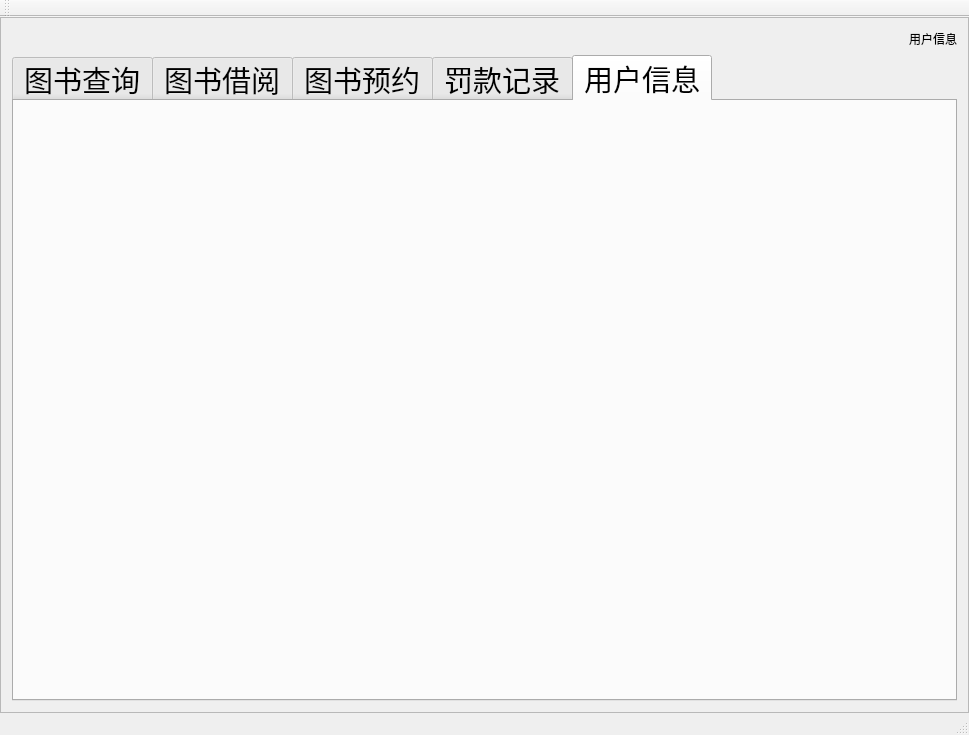
Qt form reader.ui (lixiaojia2017/libclient) before a commit.
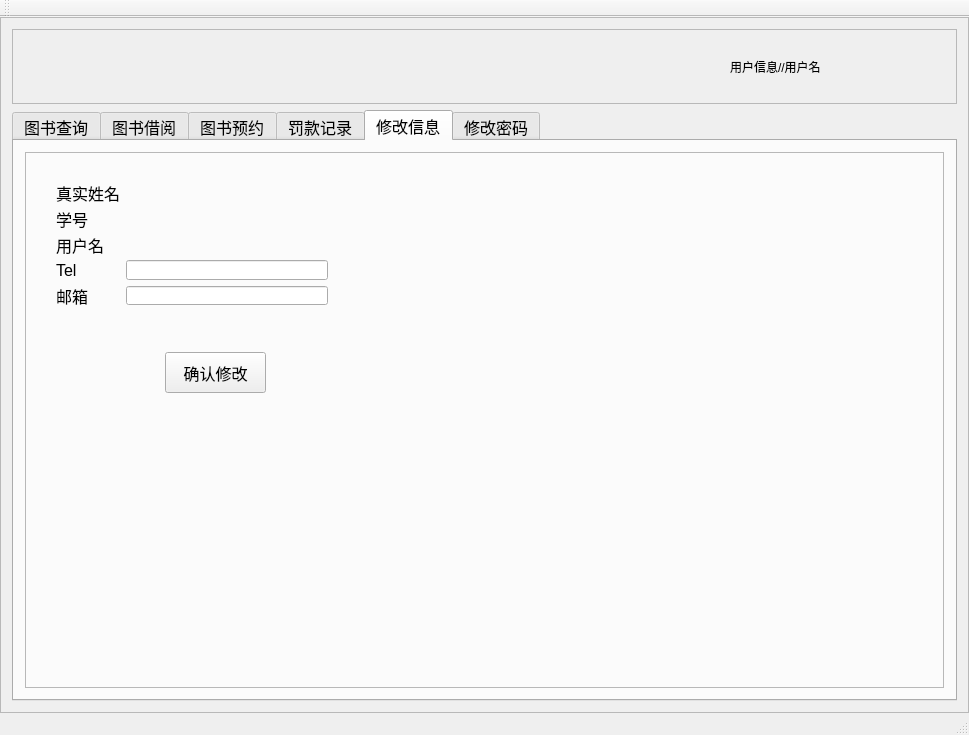
The same form after that commit. The open tabs and pages were chosen to show the change. Icons and pictures are not drawn.

Patch:
```diff
--- a/reader.ui
+++ b/reader.ui
@@ -14,7 +14,7 @@
    <string>Reader</string>
   </property>
   <widget class="QWidget" name="centralWidget">
-   <layout class="QVBoxLayout" name="verticalLayout">
+   <layout class="QGridLayout" name="gridLayout_3">
     <property name="leftMargin">
      <number>0</number>
     </property>
@@ -27,7 +27,7 @@
     <property name="bottomMargin">
      <number>0</number>
     </property>
-    <item>
+    <item row="0" column="0">
      <widget class="QScrollArea" name="scrollArea">
       <property name="autoFillBackground">
        <bool>false</bool>
@@ -44,32 +44,62 @@
          <height>668</height>
         </rect>
        </property>
-       <layout class="QGridLayout" name="gridLayout_3">
+       <layout class="QGridLayout" name="gridLayout_8">
         <item row="0" column="0">
-         <spacer name="horizontalSpacer_2">
-          <property name="orientation">
-           <enum>Qt::Horizontal</enum>
+         <widget class="QFrame" name="frame_3">
+          <property name="minimumSize">
+           <size>
+            <width>0</width>
+            <height>75</height>
+           </size>
           </property>
-          <property name="sizeHint" stdset="0">
+          <property name="maximumSize">
            <size>
-            <width>875</width>
-            <height>20</height>
+            <width>16777215</width>
+            <height>75</height>
            </size>
           </property>
-         </spacer>
-        </item>
-        <item row="0" column="1">
+          <property name="frameShape">
+           <enum>QFrame::StyledPanel</enum>
+          </property>
+          <property name="frameShadow">
+           <enum>QFrame::Raised</enum>
+          </property>
+          <layout class="QHBoxLayout" name="horizontalLayout">
+           <item>
+            <widget class="QLabel" name="label_7">
+             <property name="minimumSize">
+              <size>
+               <width>700</width>
+               <height>0</height>
+              </size>
+             </property>
+             <property name="text">
+              <string/>
+             </property>
+             <property name="pixmap">
+              <pixmap resource="image/image.qrc">:/image/logo.png</pixmap>
+             </property>
+             <property name="scaledContents">
+              <bool>true</bool>
+             </property>
+            </widget>
+           </item>
+           <item>
          <widget class="QLabel" name="label_6">
           <property name="text">
-           <string>用户信息</string>
+              <string>用户信息//用户名</string>
           </property>
          </widget>
         </item>
-        <item row="1" column="0" colspan="2">
+          </layout>
+         </widget>
+        </item>
+        <item row="1" column="0">
          <widget class="QTabWidget" name="tabWidget">
           <property name="font">
            <font>
-            <pointsize>22</pointsize>
+            <pointsize>12</pointsize>
            </font>
           </property>
           <property name="currentIndex">
@@ -359,8 +389,191 @@
           </widget>
           <widget class="QWidget" name="tab_3">
            <attribute name="title">
-            <string>用户信息</string>
+            <string>修改信息</string>
            </attribute>
+           <layout class="QGridLayout" name="gridLayout_12">
+            <item row="0" column="0">
+             <widget class="QFrame" name="frame_5">
+              <property name="frameShape">
+               <enum>QFrame::StyledPanel</enum>
+              </property>
+              <property name="frameShadow">
+               <enum>QFrame::Raised</enum>
+              </property>
+              <widget class="QPushButton" name="pushButton_5">
+               <property name="geometry">
+                <rect>
+                 <x>140</x>
+                 <y>200</y>
+                 <width>101</width>
+                 <height>41</height>
+                </rect>
+               </property>
+               <property name="text">
+                <string>确认修改</string>
+               </property>
+              </widget>
+              <widget class="QWidget" name="">
+               <property name="geometry">
+                <rect>
+                 <x>20</x>
+                 <y>20</y>
+                 <width>294</width>
+                 <height>144</height>
+                </rect>
+               </property>
+               <layout class="QGridLayout" name="gridLayout_13">
+                <item row="2" column="0">
+                 <widget class="QLabel" name="label_13">
+                  <property name="text">
+                   <string>用户名</string>
+                  </property>
+                 </widget>
+                </item>
+                <item row="1" column="1">
+                 <widget class="QLabel" name="label_17">
+                  <property name="text">
+                   <string/>
+                  </property>
+                 </widget>
+                </item>
+                <item row="3" column="1">
+                 <widget class="QLineEdit" name="lineEdit_5"/>
+                </item>
+                <item row="3" column="0">
+                 <widget class="QLabel" name="label_14">
+                  <property name="text">
+                   <string>Tel</string>
+                  </property>
+                 </widget>
+                </item>
+                <item row="0" column="1">
+                 <widget class="QLabel" name="label_16">
+                  <property name="text">
+                   <string/>
+                  </property>
+                 </widget>
+                </item>
+                <item row="2" column="1">
+                 <widget class="QLabel" name="label_18">
+                  <property name="text">
+                   <string/>
+                  </property>
+                 </widget>
+                </item>
+                <item row="0" column="0">
+                 <widget class="QLabel" name="label_11">
+                  <property name="text">
+                   <string>真实姓名</string>
+                  </property>
+                 </widget>
+                </item>
+                <item row="4" column="0">
+                 <widget class="QLabel" name="label_15">
+                  <property name="text">
+                   <string>邮箱</string>
+                  </property>
+                 </widget>
+                </item>
+                <item row="1" column="0">
+                 <widget class="QLabel" name="label_12">
+                  <property name="text">
+                   <string>学号</string>
+                  </property>
+                 </widget>
+                </item>
+                <item row="4" column="1">
+                 <widget class="QLineEdit" name="lineEdit_6"/>
+                </item>
+               </layout>
+              </widget>
+             </widget>
+            </item>
+           </layout>
+          </widget>
+          <widget class="QWidget" name="tab_5">
+           <attribute name="title">
+            <string>修改密码</string>
+           </attribute>
+           <layout class="QGridLayout" name="gridLayout_9">
+            <item row="0" column="0">
+             <widget class="QFrame" name="frame_4">
+              <property name="frameShape">
+               <enum>QFrame::StyledPanel</enum>
+              </property>
+              <property name="frameShadow">
+               <enum>QFrame::Raised</enum>
+              </property>
+              <widget class="QPushButton" name="pushButton_6">
+               <property name="geometry">
+                <rect>
+                 <x>130</x>
+                 <y>150</y>
+                 <width>101</width>
+                 <height>41</height>
+                </rect>
+               </property>
+               <property name="text">
+                <string>确认修改</string>
+               </property>
+              </widget>
+              <widget class="QWidget" name="">
+               <property name="geometry">
+                <rect>
+                 <x>13</x>
+                 <y>13</y>
+                 <width>294</width>
+                 <height>97</height>
+                </rect>
+               </property>
+               <layout class="QGridLayout" name="gridLayout_10">
+                <item row="0" column="0">
+                 <widget class="QLabel" name="label_8">
+                  <property name="text">
+                   <string>原密码</string>
+                  </property>
+                 </widget>
+                </item>
+                <item row="0" column="1">
+                 <widget class="QLineEdit" name="lineEdit_2">
+                  <property name="echoMode">
+                   <enum>QLineEdit::Password</enum>
+                  </property>
+                 </widget>
+                </item>
+                <item row="1" column="0">
+                 <widget class="QLabel" name="label_9">
+                  <property name="text">
+                   <string>新密码</string>
+                  </property>
+                 </widget>
+                </item>
+                <item row="1" column="1">
+                 <widget class="QLineEdit" name="lineEdit_3">
+                  <property name="echoMode">
+                   <enum>QLineEdit::Password</enum>
+                  </property>
+                 </widget>
+                </item>
+                <item row="2" column="0">
+                 <widget class="QLabel" name="label_10">
+                  <property name="text">
+                   <string>确认密码</string>
+                  </property>
+                 </widget>
+                </item>
+                <item row="2" column="1">
+                 <widget class="QLineEdit" name="lineEdit_4">
+                  <property name="echoMode">
+                   <enum>QLineEdit::Password</enum>
+                  </property>
+                 </widget>
+                </item>
+               </layout>
+              </widget>
+             </widget>
+            </item>
+           </layout>
           </widget>
          </widget>
         </item>
```
Left out of the diff: 187 changed lines with no effect on the pictures. Lines whose indentation alone changed are shown as unchanged.
